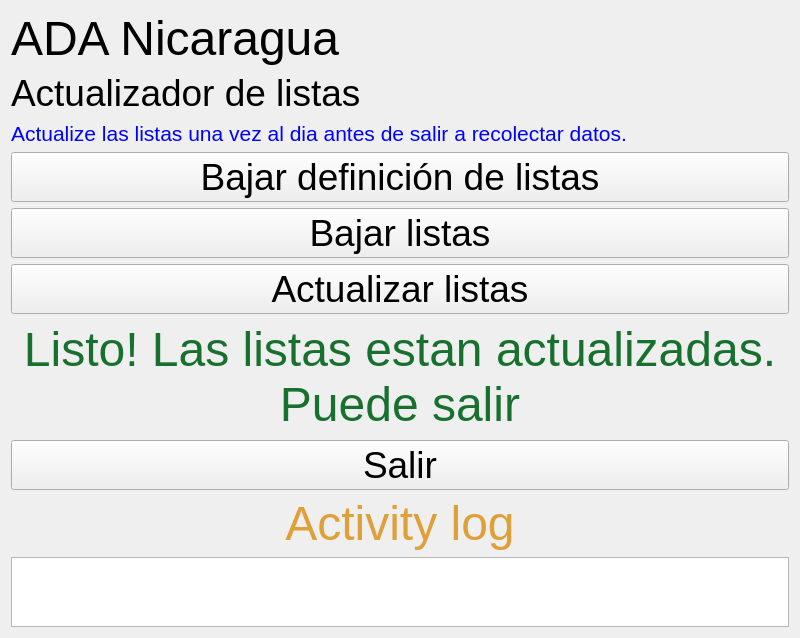
Old version of the form mainwindow.ui in the repository ilri/odksynchronize.
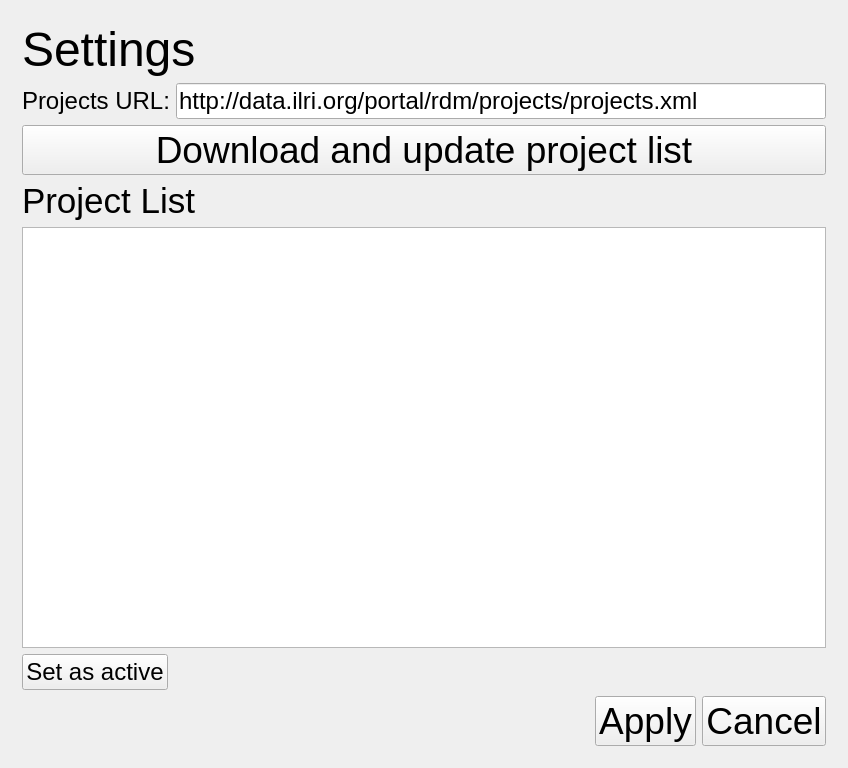
New version of the form. The open tabs and pages were chosen to show the change.

Commit message: Changes to support multiple projects.

```diff
--- a/mainwindow.ui
+++ b/mainwindow.ui
@@ -6,8 +6,8 @@
    <rect>
     <x>0</x>
     <y>0</y>
-    <width>800</width>
-    <height>618</height>
+    <width>848</width>
+    <height>768</height>
    </rect>
   </property>
   <property name="windowTitle">
@@ -16,7 +16,52 @@
   <widget class="QWidget" name="centralWidget">
    <layout class="QVBoxLayout" name="verticalLayout">
     <item>
-     <widget class="QLabel" name="label">
+     <widget class="QStackedWidget" name="stackedWidget">
+      <property name="currentIndex">
+       <number>0</number>
+      </property>
+      <widget class="QWidget" name="page">
+       <layout class="QVBoxLayout" name="verticalLayout_2">
+        <item>
+         <layout class="QHBoxLayout" name="horizontalLayout_3">
+          <property name="sizeConstraint">
+           <enum>QLayout::SetFixedSize</enum>
+          </property>
+          <property name="topMargin">
+           <number>10</number>
+          </property>
+          <property name="bottomMargin">
+           <number>10</number>
+          </property>
+          <item>
+           <spacer name="horizontalSpacer_2">
+            <property name="orientation">
+             <enum>Qt::Horizontal</enum>
+            </property>
+            <property name="sizeHint" stdset="0">
+             <size>
+              <width>40</width>
+              <height>20</height>
+             </size>
+            </property>
+           </spacer>
+          </item>
+          <item>
+           <widget class="QPushButton" name="cmdsettings">
+            <property name="font">
+             <font>
+              <pointsize>28</pointsize>
+             </font>
+            </property>
+            <property name="text">
+             <string>Settings</string>
+            </property>
+           </widget>
+          </item>
+         </layout>
+        </item>
+        <item>
+         <widget class="QLabel" name="lblproject">
       <property name="text">
        <string>&lt;html&gt;&lt;head/&gt;&lt;body&gt;&lt;p&gt;&lt;span style=&quot; font-size:36pt;&quot;&gt;ADA Nicaragua&lt;/span&gt;&lt;/p&gt;&lt;/body&gt;&lt;/html&gt;</string>
       </property>
@@ -25,33 +70,20 @@
     <item>
      <widget class="QLabel" name="label_2">
       <property name="text">
-       <string>&lt;html&gt;&lt;head/&gt;&lt;body&gt;&lt;p&gt;&lt;span style=&quot; font-size:28pt;&quot;&gt;Actualizador de listas&lt;/span&gt;&lt;/p&gt;&lt;/body&gt;&lt;/html&gt;</string>
+           <string>&lt;html&gt;&lt;head/&gt;&lt;body&gt;&lt;p&gt;&lt;span style=&quot; font-size:28pt;&quot;&gt;Update ODK Lists&lt;/span&gt;&lt;/p&gt;&lt;/body&gt;&lt;/html&gt;</string>
       </property>
      </widget>
     </item>
     <item>
      <widget class="QLabel" name="label_3">
       <property name="text">
-       <string>&lt;html&gt;&lt;head/&gt;&lt;body&gt;&lt;p&gt;&lt;span style=&quot; font-size:16pt; color:#0000ff;&quot;&gt;Actualize las listas una vez al dia antes de salir a recolectar datos.&lt;/span&gt;&lt;/p&gt;&lt;/body&gt;&lt;/html&gt;</string>
+           <string>&lt;html&gt;&lt;head/&gt;&lt;body&gt;&lt;p&gt;&lt;span style=&quot; font-size:16pt; color:#0000ff;&quot;&gt;Update the lists once a day before collecting any data.&lt;/span&gt;&lt;/p&gt;&lt;/body&gt;&lt;/html&gt;</string>
       </property>
       <property name="wordWrap">
        <bool>false</bool>
       </property>
      </widget>
     </item>
-    <item>
-     <spacer name="verticalSpacer">
-      <property name="orientation">
-       <enum>Qt::Vertical</enum>
-      </property>
-      <property name="sizeHint" stdset="0">
-       <size>
-        <width>20</width>
-        <height>40</height>
-       </size>
-      </property>
-     </spacer>
-    </item>
     <item>
      <widget class="QPushButton" name="cmdactxml">
       <property name="font">
@@ -60,23 +92,10 @@
        </font>
       </property>
       <property name="text">
-       <string>Bajar definición de listas</string>
+           <string>Download available lists</string>
       </property>
      </widget>
     </item>
-    <item>
-     <spacer name="verticalSpacer_4">
-      <property name="orientation">
-       <enum>Qt::Vertical</enum>
-      </property>
-      <property name="sizeHint" stdset="0">
-       <size>
-        <width>20</width>
-        <height>40</height>
-       </size>
-      </property>
-     </spacer>
-    </item>
     <item>
      <widget class="QPushButton" name="cmdact">
       <property name="font">
@@ -85,7 +104,7 @@
        </font>
       </property>
       <property name="text">
-       <string>Bajar listas</string>
+           <string>Download lists</string>
       </property>
      </widget>
     </item>
@@ -97,7 +116,7 @@
        </font>
       </property>
       <property name="text">
-       <string>Actualizar listas</string>
+           <string>Update lists</string>
       </property>
      </widget>
     </item>
@@ -124,7 +143,7 @@
        <enum>QFrame::NoFrame</enum>
       </property>
       <property name="text">
-       <string>&lt;html&gt;&lt;head/&gt;&lt;body&gt;&lt;p align=&quot;center&quot;&gt;&lt;span style=&quot; font-size:36pt; color:#18702f;&quot;&gt;Listo! Las listas estan actualizadas. Puede salir&lt;/span&gt;&lt;/p&gt;&lt;/body&gt;&lt;/html&gt;</string>
+           <string>&lt;html&gt;&lt;head/&gt;&lt;body&gt;&lt;p align=&quot;center&quot;&gt;&lt;span style=&quot; font-size:36pt; color:#18702f;&quot;&gt;Done! The lists are up to date. You can exit now.&lt;/span&gt;&lt;/p&gt;&lt;/body&gt;&lt;/html&gt;</string>
       </property>
       <property name="wordWrap">
        <bool>true</bool>
@@ -132,7 +151,7 @@
      </widget>
     </item>
     <item>
-     <spacer name="verticalSpacer_3">
+         <spacer name="verticalSpacer">
       <property name="orientation">
        <enum>Qt::Vertical</enum>
       </property>
@@ -152,12 +171,12 @@
        </font>
       </property>
       <property name="text">
-       <string>Salir</string>
+           <string>Exit</string>
       </property>
      </widget>
     </item>
     <item>
-     <spacer name="verticalSpacer_2">
+         <spacer name="verticalSpacer_3">
       <property name="orientation">
        <enum>Qt::Vertical</enum>
       </property>
@@ -181,6 +200,158 @@
     </item>
     <item>
      <widget class="QListWidget" name="listWidget"/>
+        </item>
+       </layout>
+      </widget>
+      <widget class="QWidget" name="page_2">
+       <layout class="QVBoxLayout" name="verticalLayout_3">
+        <item>
+         <widget class="QLabel" name="label_4">
+          <property name="text">
+           <string>&lt;html&gt;&lt;head/&gt;&lt;body&gt;&lt;p&gt;&lt;span style=&quot; font-size:36pt;&quot;&gt;Settings&lt;/span&gt;&lt;/p&gt;&lt;/body&gt;&lt;/html&gt;</string>
+          </property>
+         </widget>
+        </item>
+        <item>
+         <layout class="QHBoxLayout" name="horizontalLayout_2">
+          <property name="topMargin">
+           <number>0</number>
+          </property>
+          <property name="bottomMargin">
+           <number>0</number>
+          </property>
+          <item>
+           <widget class="QLabel" name="label_6">
+            <property name="text">
+             <string>&lt;html&gt;&lt;head/&gt;&lt;body&gt;&lt;p&gt;&lt;span style=&quot; font-size:18pt;&quot;&gt;Projects URL:&lt;/span&gt;&lt;/p&gt;&lt;/body&gt;&lt;/html&gt;</string>
+            </property>
+           </widget>
+          </item>
+          <item>
+           <widget class="QLineEdit" name="txtprjurl">
+            <property name="font">
+             <font>
+              <pointsize>18</pointsize>
+             </font>
+            </property>
+            <property name="text">
+             <string>http://data.ilri.org/portal/rdm/projects/projects.xml</string>
+            </property>
+           </widget>
+          </item>
+         </layout>
+        </item>
+        <item>
+         <widget class="QPushButton" name="cmdproject">
+          <property name="font">
+           <font>
+            <pointsize>28</pointsize>
+           </font>
+          </property>
+          <property name="text">
+           <string>Download and update project list</string>
+          </property>
+         </widget>
+        </item>
+        <item>
+         <widget class="QLabel" name="label_5">
+          <property name="text">
+           <string>&lt;html&gt;&lt;head/&gt;&lt;body&gt;&lt;p&gt;&lt;span style=&quot; font-size:26pt;&quot;&gt;Project List&lt;/span&gt;&lt;/p&gt;&lt;/body&gt;&lt;/html&gt;</string>
+          </property>
+         </widget>
+        </item>
+        <item>
+         <widget class="QTableView" name="lstproject"/>
+        </item>
+        <item>
+         <layout class="QVBoxLayout" name="verticalLayout_4">
+          <property name="topMargin">
+           <number>0</number>
+          </property>
+          <property name="bottomMargin">
+           <number>0</number>
+          </property>
+          <item>
+           <layout class="QHBoxLayout" name="horizontalLayout_4">
+            <property name="topMargin">
+             <number>0</number>
+            </property>
+            <property name="bottomMargin">
+             <number>0</number>
+            </property>
+            <item>
+             <widget class="QPushButton" name="cmdactive">
+              <property name="font">
+               <font>
+                <pointsize>18</pointsize>
+               </font>
+              </property>
+              <property name="text">
+               <string>Set as active</string>
+              </property>
+             </widget>
+            </item>
+            <item>
+             <spacer name="horizontalSpacer_3">
+              <property name="orientation">
+               <enum>Qt::Horizontal</enum>
+              </property>
+              <property name="sizeHint" stdset="0">
+               <size>
+                <width>40</width>
+                <height>20</height>
+               </size>
+              </property>
+             </spacer>
+            </item>
+           </layout>
+          </item>
+         </layout>
+        </item>
+        <item>
+         <layout class="QHBoxLayout" name="horizontalLayout">
+          <item>
+           <spacer name="horizontalSpacer">
+            <property name="orientation">
+             <enum>Qt::Horizontal</enum>
+            </property>
+            <property name="sizeHint" stdset="0">
+             <size>
+              <width>40</width>
+              <height>20</height>
+             </size>
+            </property>
+           </spacer>
+          </item>
+          <item>
+           <widget class="QPushButton" name="cmdapply">
+            <property name="font">
+             <font>
+              <pointsize>28</pointsize>
+             </font>
+            </property>
+            <property name="text">
+             <string>Apply</string>
+            </property>
+           </widget>
+          </item>
+          <item>
+           <widget class="QPushButton" name="cmdcancel">
+            <property name="font">
+             <font>
+              <pointsize>28</pointsize>
+             </font>
+            </property>
+            <property name="text">
+             <string>Cancel</string>
+            </property>
+           </widget>
+          </item>
+         </layout>
+        </item>
+       </layout>
+      </widget>
+     </widget>
     </item>
    </layout>
   </widget>
```
Left out of the diff: 13 changed lines with no effect on the pictures. Lines whose indentation alone changed are shown as unchanged. The commit also changes 11 other files.
